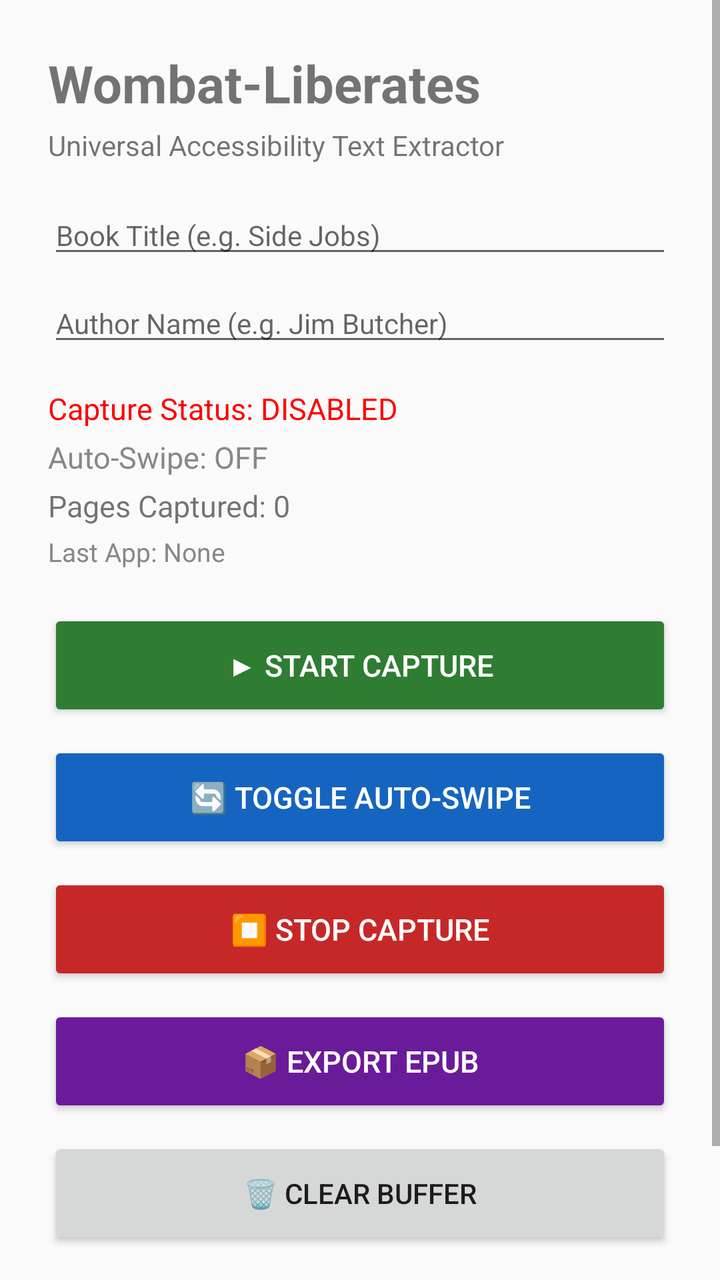
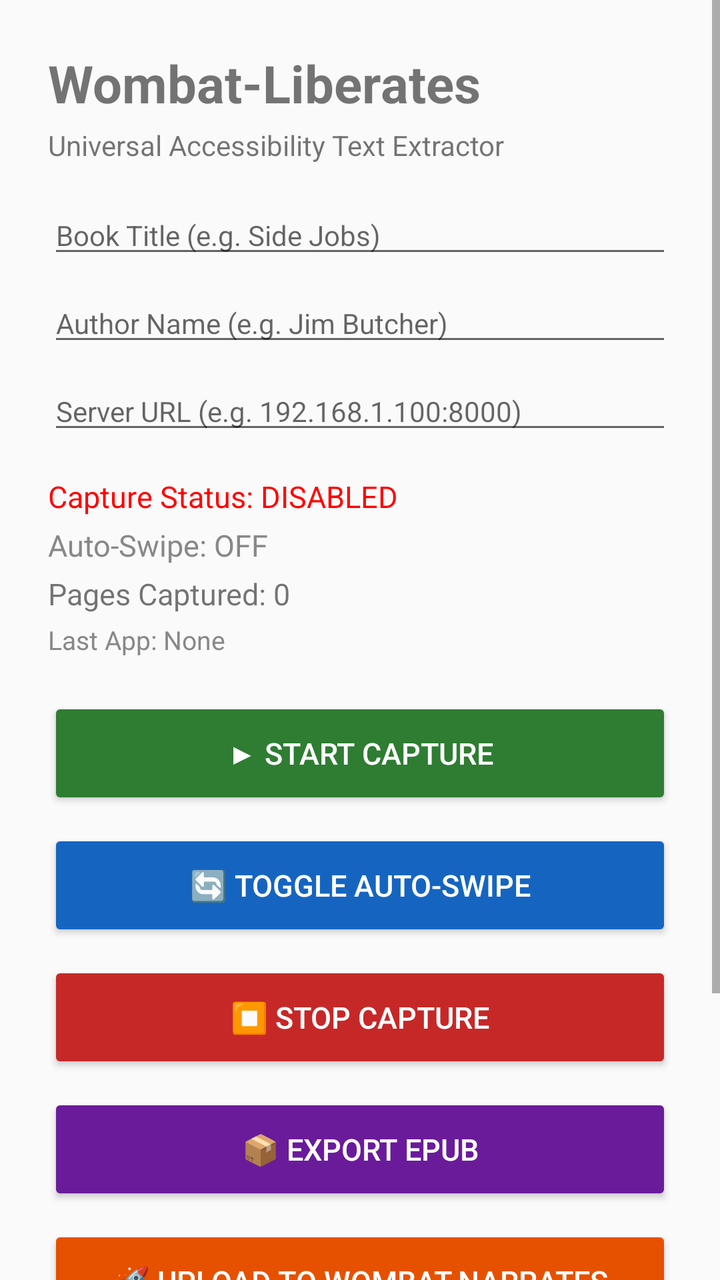

The first picture is an Android layout as it rendered before a commit; the second is the same layout after the commit. The layout source and the unified diff follow.
<!-- AndroidManifest.xml: application theme Theme.AppCompat.DayNight.DarkActionBar -->
<!-- res/layout/activity_main.xml -->
<?xml version="1.0" encoding="utf-8"?>
<ScrollView xmlns:android="http://schemas.android.com/apk/res/android"
    android:layout_width="match_parent"
    android:layout_height="match_parent"
    android:fillViewport="true">

    <LinearLayout
        android:layout_width="match_parent"
        android:layout_height="wrap_content"
        android:orientation="vertical"
        android:padding="24dp">

        <TextView
            android:id="@+id/tvTitle"
            android:layout_width="match_parent"
            android:layout_height="wrap_content"
            android:text="Wombat-Liberates"
            android:textSize="26sp"
            android:textStyle="bold"
            android:paddingBottom="4dp" />

        <TextView
            android:id="@+id/tvSubtitle"
            android:layout_width="match_parent"
            android:layout_height="wrap_content"
            android:text="Universal Accessibility Text Extractor"
            android:textSize="14sp"
            android:paddingBottom="16dp" />

        
        <EditText
            android:id="@+id/etBookTitle"
            android:layout_width="match_parent"
            android:layout_height="wrap_content"
            android:hint="Book Title (e.g. Side Jobs)"
            android:textSize="14sp"
            android:layout_marginBottom="8dp" />

        <EditText
            android:id="@+id/etBookAuthor"
            android:layout_width="match_parent"
            android:layout_height="wrap_content"
            android:hint="Author Name (e.g. Jim Butcher)"
            android:textSize="14sp"
            android:layout_marginBottom="16dp" />

        <TextView
            android:id="@+id/statusTv"
            android:layout_width="match_parent"
            android:layout_height="wrap_content"
            android:text="Capture Status: DISABLED"
            android:textColor="#FF0000"
            android:textSize="15sp"
            android:paddingBottom="4dp" />

        <TextView
            android:id="@+id/autoSwipeTv"
            android:layout_width="match_parent"
            android:layout_height="wrap_content"
            android:text="Auto-Swipe: OFF"
            android:textColor="#888888"
            android:textSize="15sp"
            android:paddingBottom="4dp" />

        <TextView
            android:id="@+id/pageCountTv"
            android:layout_width="match_parent"
            android:layout_height="wrap_content"
            android:text="Pages Captured: 0"
            android:textSize="15sp"
            android:paddingBottom="4dp" />

        <TextView
            android:id="@+id/lastPkgTv"
            android:layout_width="match_parent"
            android:layout_height="wrap_content"
            android:text="Last App: None"
            android:textColor="#888888"
            android:textSize="13sp"
            android:paddingBottom="20dp" />

        <Button
            android:id="@+id/btnStart"
            android:layout_width="match_parent"
            android:layout_height="56dp"
            android:backgroundTint="#2E7D32"
            android:text="▶ START CAPTURE"
            android:textColor="#FFFFFF"
            android:textSize="15sp"
            android:layout_marginBottom="10dp" />

        <Button
            android:id="@+id/btnAutoSwipe"
            android:layout_width="match_parent"
            android:layout_height="56dp"
            android:backgroundTint="#1565C0"
            android:text="🔄 TOGGLE AUTO-SWIPE"
            android:textColor="#FFFFFF"
            android:textSize="15sp"
            android:layout_marginBottom="10dp" />

        <Button
            android:id="@+id/btnStop"
            android:layout_width="match_parent"
            android:layout_height="56dp"
            android:backgroundTint="#C62828"
            android:text="⏹ STOP CAPTURE"
            android:textColor="#FFFFFF"
            android:textSize="15sp"
            android:layout_marginBottom="10dp" />

        <Button
            android:id="@+id/btnExportEpub"
            android:layout_width="match_parent"
            android:layout_height="56dp"
            android:backgroundTint="#6A1B9A"
            android:text="📦 EXPORT EPUB"
            android:textColor="#FFFFFF"
            android:textSize="15sp"
            android:layout_marginBottom="10dp" />

        <Button
            android:id="@+id/btnClear"
            android:layout_width="match_parent"
            android:layout_height="56dp"
            android:text="🗑 CLEAR BUFFER"
            android:textSize="14sp"
            android:layout_marginBottom="10dp" />

        <Button
            android:id="@+id/btnSettings"
            android:layout_width="match_parent"
            android:layout_height="56dp"
            android:text="⚙ Open Accessibility Settings"
            android:textSize="13sp" />

    </LinearLayout>
</ScrollView>
<!-- resources referenced by this layout -->
<resources>

</resources>

<!-- the commit's change to res/layout/activity_main.xml (unified diff, before → after) -->
@@ -41,6 +41,14 @@
             android:layout_width="match_parent"
             android:layout_height="wrap_content"
             android:hint="Author Name (e.g. Jim Butcher)"
+            android:textSize="14sp"
+            android:layout_marginBottom="8dp" />
+
+        <EditText
+            android:id="@+id/etServerUrl"
+            android:layout_width="match_parent"
+            android:layout_height="wrap_content"
+            android:hint="Server URL (e.g. 192.168.1.100:8000)"
             android:textSize="14sp"
             android:layout_marginBottom="16dp" />
 
@@ -120,6 +128,16 @@
             android:layout_marginBottom="10dp" />
 
         <Button
+            android:id="@+id/btnUploadServer"
+            android:layout_width="match_parent"
+            android:layout_height="56dp"
+            android:backgroundTint="#E65100"
+            android:text="🚀 UPLOAD TO WOMBAT-NARRATES"
+            android:textColor="#FFFFFF"
+            android:textSize="15sp"
+            android:layout_marginBottom="10dp" />
+
+        <Button
             android:id="@+id/btnClear"
             android:layout_width="match_parent"
             android:layout_height="56dp"
